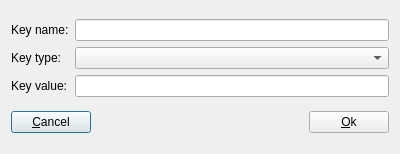
Above: trunk/dlgaddkey.ui from digitalsleuth/fred before the change. Below: the same form after it.
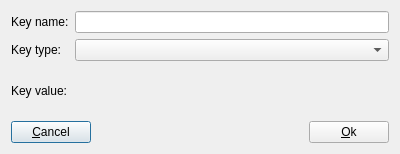
That is the form after the change.

Patch:
```diff
--- a/trunk/dlgaddkey.ui
+++ b/trunk/dlgaddkey.ui
@@ -46,9 +46,6 @@
      <item row="0" column="1">
       <widget class="QLineEdit" name="EdtKeyName"/>
      </item>
-     <item row="2" column="1">
-      <widget class="QLineEdit" name="EdtKeyValue"/>
-     </item>
      <item row="1" column="1">
       <widget class="QComboBox" name="CmbKeyType"/>
      </item>
```
